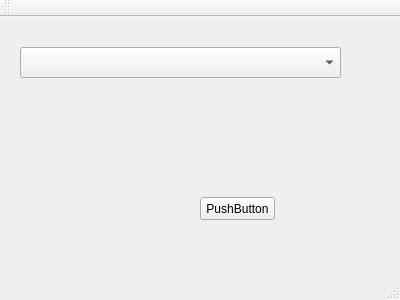
mjedros/mgr, file Gui/mainwindow.ui: the form before one commit.
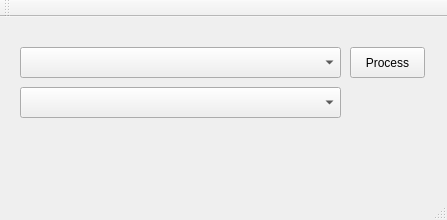
The form after the commit.

Diff of the .ui file:
```diff
--- a/Gui/mainwindow.ui
+++ b/Gui/mainwindow.ui
@@ -6,8 +6,8 @@
    <rect>
     <x>0</x>
     <y>0</y>
-    <width>400</width>
-    <height>300</height>
+    <width>447</width>
+    <height>220</height>
    </rect>
   </property>
   <property name="windowTitle">
@@ -27,14 +27,24 @@
    <widget class="QPushButton" name="pushButton">
     <property name="geometry">
      <rect>
-      <x>200</x>
-      <y>180</y>
+      <x>350</x>
+      <y>30</y>
       <width>75</width>
-      <height>23</height>
+      <height>31</height>
      </rect>
     </property>
     <property name="text">
-     <string>PushButton</string>
+     <string>Process</string>
+    </property>
+   </widget>
+   <widget class="QComboBox" name="ChooseOperation">
+    <property name="geometry">
+     <rect>
+      <x>20</x>
+      <y>70</y>
+      <width>321</width>
+      <height>31</height>
+     </rect>
     </property>
    </widget>
   </widget>
```
Left out of the diff: 6 changed lines with no effect on the pictures.
